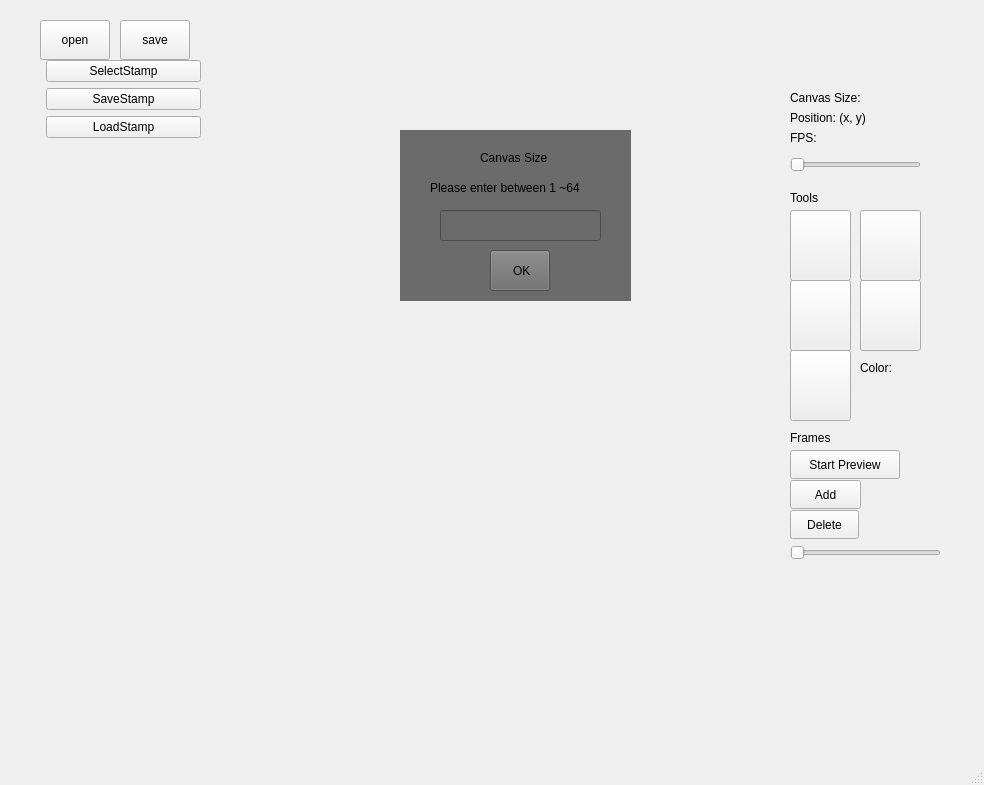
Qt form sprite-editor/mainwindow.ui (University-of-Utah-CS3505/a8-sprite-editor-f24-ZYTW) before a commit.
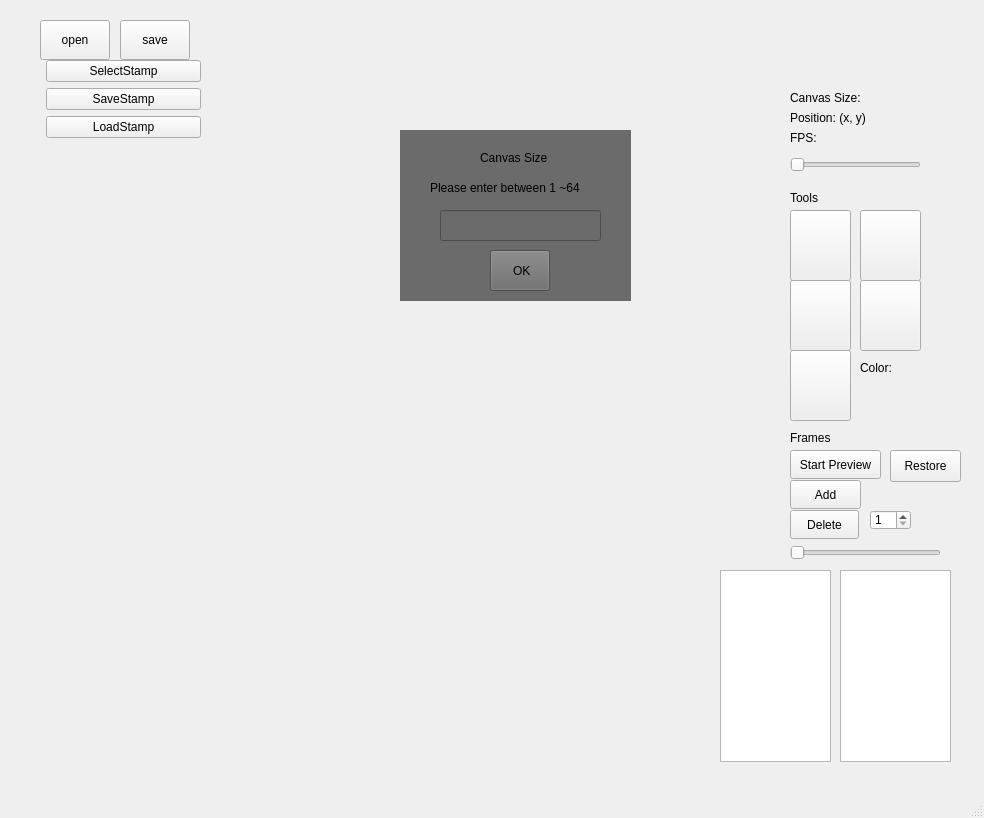
The same form after that commit. Icons and pictures are not drawn. Custom widgets are drawn as their Qt base class.

Commit message: Add some cool features to Frame Part

Patch:
```diff
--- a/sprite-editor/mainwindow.ui
+++ b/sprite-editor/mainwindow.ui
@@ -7,7 +7,7 @@
     <x>0</x>
     <y>0</y>
     <width>984</width>
-    <height>785</height>
+    <height>818</height>
    </rect>
   </property>
   <property name="windowTitle">
@@ -396,7 +396,7 @@
      <rect>
       <x>790</x>
       <y>450</y>
-      <width>110</width>
+      <width>91</width>
       <height>29</height>
      </rect>
     </property>
@@ -452,8 +452,61 @@
       <height>101</height>
      </rect>
     </property>
+   </widget>
+   <widget class="QSpinBox" name="spinBoxControl">
+    <property name="geometry">
+     <rect>
+      <x>870</x>
+      <y>510</y>
+      <width>41</width>
+      <height>20</height>
+     </rect>
+    </property>
+    <property name="minimum">
+     <number>1</number>
+    </property>
+   </widget>
+   <widget class="QListWidget" name="frameListWidget">
+    <property name="geometry">
+     <rect>
+      <x>720</x>
+      <y>570</y>
+      <width>111</width>
+      <height>192</height>
+     </rect>
+    </property>
+   </widget>
+   <widget class="FrameDisplayWindow" name="frameDisplayWindow">
+    <property name="geometry">
+     <rect>
+      <x>320</x>
+      <y>590</y>
+      <width>331</width>
+      <height>101</height>
+     </rect>
+    </property>
+   </widget>
+   <widget class="QListWidget" name="deletedFrameListWidget">
+    <property name="geometry">
+     <rect>
+      <x>840</x>
+      <y>570</y>
+      <width>111</width>
+      <height>192</height>
+     </rect>
+    </property>
+   </widget>
+   <widget class="QPushButton" name="restoreFrameButton">
+    <property name="geometry">
+     <rect>
+      <x>890</x>
+      <y>450</y>
+      <width>71</width>
+      <height>32</height>
+     </rect>
+    </property>
     <property name="text">
-     <string/>
+     <string>Restore</string>
     </property>
    </widget>
   </widget>
@@ -475,6 +528,11 @@
    <extends>QLabel</extends>
    <header>animationwindow.h</header>
   </customwidget>
+  <customwidget>
+   <class>FrameDisplayWindow</class>
+   <extends>QLabel</extends>
+   <header>framedisplaywindow.h</header>
+  </customwidget>
  </customwidgets>
  <resources>
   <include location="resources.qrc"/>
```
The commit also changes 7 other files.
